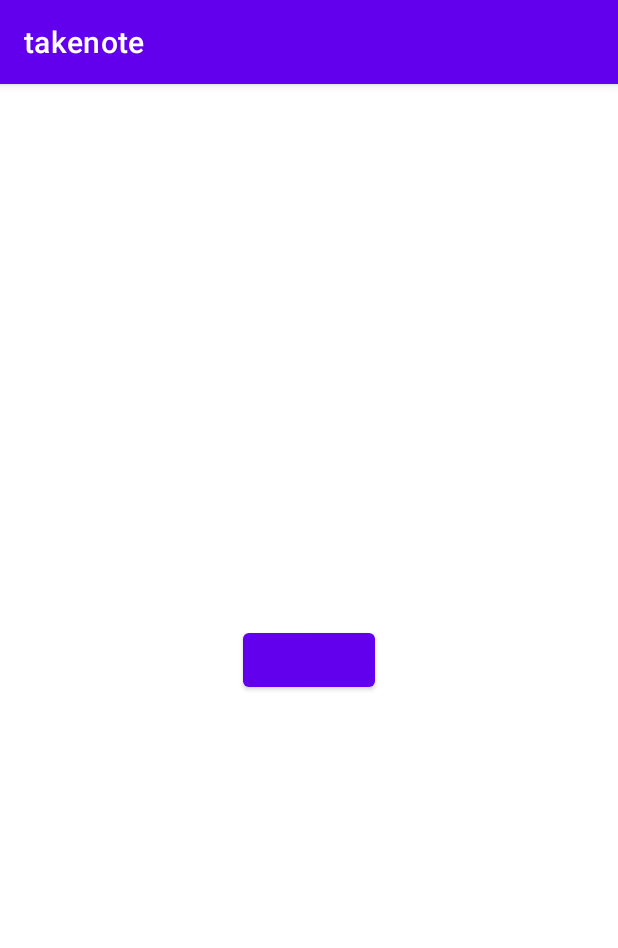
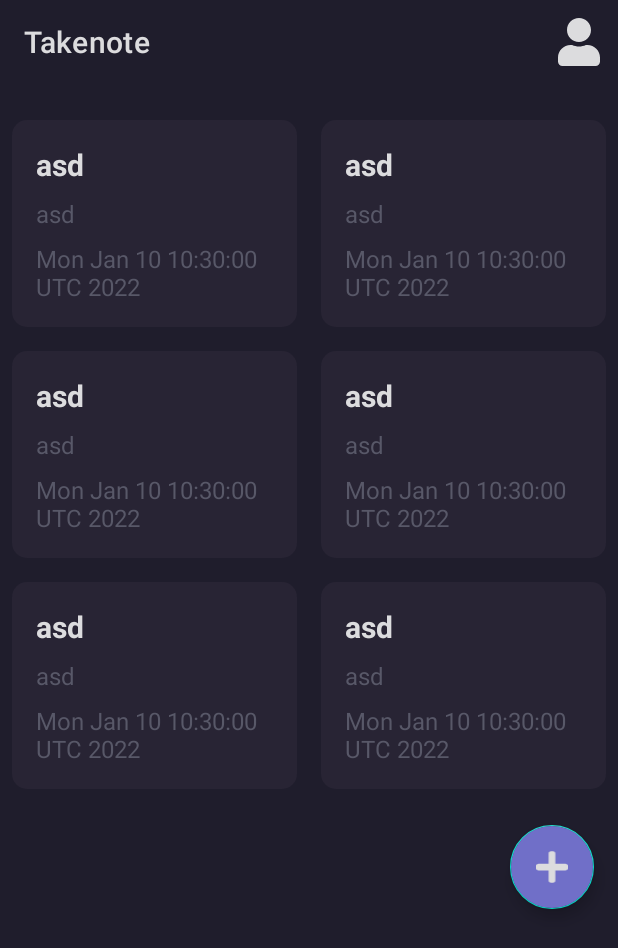
Before and after one commit to ferdinand066/takenote, an Android app: the screen it shows after launch (LoginActivity before the commit, HomeActivity after it), on a phone screen of 412 x 824 dp. Shown: the top 948 px of the screen. Run offline under Robolectric (Android 15) with nearby library versions, the phone set to English and light mode, and no system bars; plain views replace HuaweiIdAuthButton.

Commit message:
added home activity UI design

```diff
--- a/app/build.gradle
+++ b/app/build.gradle
@@ -5,7 +5,7 @@ plugins {
 
 android {
     compileSdkVersion 30
-    buildToolsVersion "31.0.0"
+    buildToolsVersion "30.0.3"
 
     defaultConfig {
         applicationId "com.binus.takenote"
--- a/app/src/main/AndroidManifest.xml
+++ b/app/src/main/AndroidManifest.xml
@@ -18,14 +18,17 @@
         android:roundIcon="@mipmap/ic_launcher_round"
         android:supportsRtl="true"
         android:theme="@style/Theme.Takenote">
-        <activity android:name=".UserActivity"></activity>
-        <activity android:name=".LoginActivity" />
-        <activity android:name=".MainActivity">
+        <activity android:name=".HomeActivity">
             <intent-filter>
                 <action android:name="android.intent.action.MAIN" />
 
                 <category android:name="android.intent.category.LAUNCHER" />
             </intent-filter>
+        </activity>
+        <activity android:name=".UserActivity" />
+        <activity android:name=".LoginActivity" />
+        <activity android:name=".MainActivity">
+
         </activity>
 
         <meta-data
--- /dev/null
+++ b/app/src/main/java/com/binus/takenote/HomeActivity.java
@@ -0,0 +1,64 @@
+package com.binus.takenote;
+
+import androidx.appcompat.app.AppCompatActivity;
+import androidx.appcompat.widget.Toolbar;
+import androidx.recyclerview.widget.GridLayoutManager;
+import androidx.recyclerview.widget.RecyclerView;
+
+import android.os.Bundle;
+import android.view.Menu;
+import android.view.MenuItem;
+
+import com.binus.takenote.adapter.NoteAdapter;
+import com.binus.takenote.model.Note;
+
+import java.util.ArrayList;
+import java.util.Date;
+
+public class HomeActivity extends AppCompatActivity {
+
+    Toolbar toolbar;
+    NoteAdapter adapter;
+    ArrayList<Note> notes;
+    RecyclerView noteList;
+
+    @Override
+    protected void onCreate(Bundle savedInstanceState) {
+        super.onCreate(savedInstanceState);
+        setContentView(R.layout.activity_home);
+
+        toolbar = findViewById(R.id.toolbar);
+        setSupportActionBar(toolbar);
+
+        notes = new ArrayList<>();
+        noteList = findViewById(R.id.noteList);
+
+        notes.add(new Note("asd", "asd", new Date()));
+        notes.add(new Note("asd", "asd", new Date()));
+        notes.add(new Note("asd", "asd", new Date()));
+        notes.add(new Note("asd", "asd", new Date()));
+        notes.add(new Note("asd", "asd", new Date()));
+        notes.add(new Note("asd", "asd", new Date()));
+
+
+        adapter = new NoteAdapter(notes, HomeActivity.this);
+        noteList.setAdapter(adapter);
+        noteList.setLayoutManager(new GridLayoutManager(this, 2));
+    }
+
+    @Override
+    public boolean onCreateOptionsMenu(Menu menu) {
+        getMenuInflater().inflate(R.menu.nav_menu, menu);
+        return super.onCreateOptionsMenu(menu);
+    }
+
+    @Override
+    public boolean onOptionsItemSelected(MenuItem item) {
+        switch (item.getItemId()){
+            case R.id.nav_profile:
+        }
+
+        return super.onOptionsItemSelected(item);
+    }
+
+}
--- /dev/null
+++ b/app/src/main/java/com/binus/takenote/adapter/NoteAdapter.java
@@ -0,0 +1,64 @@
+package com.binus.takenote.adapter;
+
+import android.content.Context;
+import android.view.LayoutInflater;
+import android.view.View;
+import android.view.ViewGroup;
+import android.widget.TextView;
+
+import androidx.annotation.NonNull;
+import androidx.recyclerview.widget.RecyclerView;
+import com.binus.takenote.R;
+import com.binus.takenote.model.Note;
+
+import java.util.ArrayList;
+
+public class NoteAdapter extends RecyclerView.Adapter<NoteAdapter.ViewHolder>{
+
+    private ArrayList<Note> notes;
+    private Context context;
+
+    public NoteAdapter(ArrayList<Note> notes, Context context) {
+        this.notes = notes;
+        this.context = context;
+    }
+
+    @NonNull
+    @Override
+    public ViewHolder onCreateViewHolder(@NonNull ViewGroup parent, int viewType) {
+        View view = LayoutInflater.from(parent.getContext()).inflate(R.layout.item_note, parent, false);
+
+        return new ViewHolder(view);
+    }
+
+    @Override
+    public void onBindViewHolder(@NonNull NoteAdapter.ViewHolder holder, int position) {
+        Note note = notes.get(position);
+
+        holder.titleLbl.setText(note.getTitle());
+        holder.contentLbl.setText(note.getContent());
+        holder.dateLbl.setText(note.getLastEdited().toString());
+//        holder.orderBtn.setOnClickListener(v -> {
+//            Intent intent = new Intent(context, OrderActivity.class);
+//            intent.putExtra("menu", menu);
+//            context.startActivity(intent);
+//        });
+    }
+
+    @Override
+    public int getItemCount() {
+        return notes.size();
+    }
+
+    public class ViewHolder extends RecyclerView.ViewHolder{
+        TextView titleLbl, contentLbl, dateLbl;
+
+        public ViewHolder(View itemView) {
+            super(itemView);
+
+            titleLbl = itemView.findViewById(R.id.titleLbl);
+            contentLbl = itemView.findViewById(R.id.contentLbl);
+            dateLbl = itemView.findViewById(R.id.dateLbl);
+        }
+    }
+}
--- /dev/null
+++ b/app/src/main/java/com/binus/takenote/model/Note.java
@@ -0,0 +1,38 @@
+package com.binus.takenote.model;
+
+import java.util.Date;
+
+public class Note {
+    private String title, content;
+    private Date lastEdited;
+
+    public Note(String title, String content, Date lastEdited) {
+        this.title = title;
+        this.content = content;
+        this.lastEdited = lastEdited;
+    }
+
+    public String getTitle() {
+        return title;
+    }
+
+    public void setTitle(String title) {
+        this.title = title;
+    }
+
+    public String getContent() {
+        return content;
+    }
+
+    public void setContent(String content) {
+        this.content = content;
+    }
+
+    public Date getLastEdited() {
+        return lastEdited;
+    }
+
+    public void setLastEdited(Date lastEdited) {
+        this.lastEdited = lastEdited;
+    }
+}
--- /dev/null
+++ b/app/src/main/res/drawable/background_note.xml
@@ -0,0 +1,15 @@
+<?xml version="1.0" encoding="utf-8"?>
+<shape xmlns:android="http://schemas.android.com/apk/res/android">
+    <solid android:color="@color/secondary"/>
+
+    <padding
+        android:left="5dp"
+        android:top="5dp"
+        android:right="5dp"
+        android:bottom="5dp"/>
+    <corners
+        android:bottomRightRadius="10dp"
+        android:bottomLeftRadius="10dp"
+        android:topLeftRadius="10dp"
+        android:topRightRadius="10dp"/>
+</shape>
--- /dev/null
+++ b/app/src/main/res/drawable/ic_plus_solid.xml
@@ -0,0 +1,4 @@
+<vector android:height="128dp" android:viewportHeight="512"
+    android:viewportWidth="448" android:width="112dp" xmlns:android="http://schemas.android.com/apk/res/android">
+    <path android:fillColor="#dcdcde" android:pathData="M416,208H272V64c0,-17.67 -14.33,-32 -32,-32h-32c-17.67,0 -32,14.33 -32,32v144H32c-17.67,0 -32,14.33 -32,32v32c0,17.67 14.33,32 32,32h144v144c0,17.67 14.33,32 32,32h32c17.67,0 32,-14.33 32,-32V304h144c17.67,0 32,-14.33 32,-32v-32c0,-17.67 -14.33,-32 -32,-32z"/>
+</vector>
--- /dev/null
+++ b/app/src/main/res/drawable/ic_user_solid.xml
@@ -0,0 +1,9 @@
+<vector xmlns:android="http://schemas.android.com/apk/res/android"
+    android:width="112dp"
+    android:height="128dp"
+    android:viewportWidth="448"
+    android:viewportHeight="512">
+  <path
+      android:pathData="M224,256c70.7,0 128,-57.3 128,-128S294.7,0 224,0 96,57.3 96,128s57.3,128 128,128zM313.6,288h-16.7c-22.2,10.2 -46.9,16 -72.9,16s-50.6,-5.8 -72.9,-16h-16.7C60.2,288 0,348.2 0,422.4L0,464c0,26.5 21.5,48 48,48h352c26.5,0 48,-21.5 48,-48v-41.6c0,-74.2 -60.2,-134.4 -134.4,-134.4z"
+      android:fillColor="#dcdcde"/>
+</vector>
--- /dev/null
+++ b/app/src/main/res/layout/activity_home.xml
@@ -0,0 +1,35 @@
+<?xml version="1.0" encoding="utf-8"?>
+<LinearLayout xmlns:android="http://schemas.android.com/apk/res/android"
+    xmlns:app="http://schemas.android.com/apk/res-auto"
+    xmlns:tools="http://schemas.android.com/tools"
+    android:layout_width="match_parent"
+    android:layout_height="match_parent"
+    android:orientation="vertical"
+    android:background="@color/primary"
+    tools:context=".HomeActivity">
+
+    <androidx.appcompat.widget.Toolbar
+        android:id="@+id/toolbar"
+        android:layout_width="match_parent"
+        android:layout_height="wrap_content"
+        android:background="@color/primary"
+        app:titleTextColor="#dcdcde"
+        app:title="@string/app_name"/>
+
+    <androidx.recyclerview.widget.RecyclerView
+        android:id="@+id/noteList"
+        android:layout_marginTop="16dp"
+        android:layout_width="match_parent"
+        android:layout_height="wrap_content"/>
+
+    <com.google.android.material.floatingactionbutton.FloatingActionButton
+        android:id="@+id/fab"
+        android:layout_width="wrap_content"
+        android:layout_height="wrap_content"
+        android:layout_gravity="end|bottom"
+        android:backgroundTint="#706fc8"
+        app:tint="#dcdcde"
+        android:src="@drawable/ic_plus_solid"
+        android:layout_margin="16dp" />
+
+</LinearLayout>
--- /dev/null
+++ b/app/src/main/res/layout/item_note.xml
@@ -0,0 +1,40 @@
+<?xml version="1.0" encoding="utf-8"?>
+<LinearLayout xmlns:android="http://schemas.android.com/apk/res/android"
+    android:layout_width="match_parent"
+    android:layout_height="wrap_content"
+    android:orientation="vertical"
+    android:padding="16dp"
+    android:layout_margin="8dp"
+    android:background="@drawable/background_note">
+
+    <TextView
+        android:id="@+id/titleLbl"
+        android:text="Title"
+        android:gravity="start"
+        android:textStyle="bold"
+        android:textSize="20sp"
+        android:textColor="@color/gray"
+        android:layout_width="match_parent"
+        android:layout_height="wrap_content"/>
+
+    <TextView
+        android:id="@+id/contentLbl"
+        android:text="Content"
+        android:layout_marginTop="8dp"
+        android:gravity="start"
+        android:textSize="16sp"
+        android:textColor="@color/light_gray"
+        android:layout_width="match_parent"
+        android:layout_height="wrap_content"/>
+
+    <TextView
+        android:id="@+id/dateLbl"
+        android:text="Jan 21"
+        android:layout_marginTop="8dp"
+        android:gravity="start"
+        android:textSize="16sp"
+        android:textColor="@color/light_gray"
+        android:layout_width="match_parent"
+        android:layout_height="wrap_content"/>
+
+</LinearLayout>
--- /dev/null
+++ b/app/src/main/res/menu/nav_menu.xml
@@ -0,0 +1,9 @@
+<?xml version="1.0" encoding="utf-8"?>
+<menu xmlns:android="http://schemas.android.com/apk/res/android"
+    xmlns:app="http://schemas.android.com/apk/res-auto">
+    <item
+        android:title="Profile"
+        android:icon="@drawable/ic_user_solid"
+        app:showAsAction="ifRoom"
+        android:id="@+id/nav_profile"/>
+</menu>
--- a/app/src/main/res/values/colors.xml
+++ b/app/src/main/res/values/colors.xml
@@ -7,4 +7,9 @@
     <color name="teal_700">#FF018786</color>
     <color name="black">#FF000000</color>
     <color name="white">#FFFFFFFF</color>
+    <color name="gray">#dcdcde</color>
+    <color name="light_gray">#585868</color>
+    <color name="primary">#1f1d2c</color>
+    <color name="secondary">#282434</color>
+    <color name="colorOnPrimary">#3b3947</color>
 </resources>
--- a/app/src/main/res/values/strings.xml
+++ b/app/src/main/res/values/strings.xml
@@ -1,3 +1,3 @@
 <resources>
-    <string name="app_name">takenote</string>
+    <string name="app_name">Takenote</string>
 </resources>
--- a/app/src/main/res/values/themes.xml
+++ b/app/src/main/res/values/themes.xml
@@ -1,6 +1,6 @@
 <resources xmlns:tools="http://schemas.android.com/tools">
     <!-- Base application theme. -->
-    <style name="Theme.Takenote" parent="Theme.MaterialComponents.DayNight.DarkActionBar">
+    <style name="Theme.Takenote" parent="Theme.MaterialComponents.DayNight.NoActionBar">
         <!-- Primary brand color. -->
         <item name="colorPrimary">@color/purple_500</item>
         <item name="colorPrimaryVariant">@color/purple_700</item>
@@ -9,6 +9,8 @@
         <item name="colorSecondary">@color/teal_200</item>
         <item name="colorSecondaryVariant">@color/teal_700</item>
         <item name="colorOnSecondary">@color/black</item>
+
+        <item name="colorAccent">@color/light_gray</item>
         <!-- Status bar color. -->
         <item name="android:statusBarColor" tools:targetApi="l">?attr/colorPrimaryVariant</item>
         <!-- Customize your theme here. -->
```
